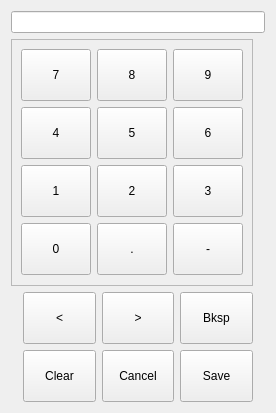
First picture: the form in flexgui/src/numpad.ui, repository jethornton/flexgui, before the edit.
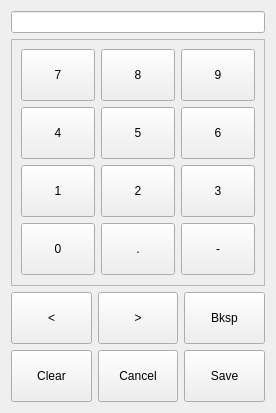
Second picture: the form after the edit.

Commit message: fix number pad layout

The edit to the form file:
```diff
--- a/flexgui/src/numpad.ui
+++ b/flexgui/src/numpad.ui
@@ -14,33 +14,7 @@
    <string>Number Input</string>
   </property>
   <layout class="QGridLayout" name="gridLayout_2">
-   <item row="2" column="3">
-    <widget class="QPushButton" name="backspace_pb">
-     <property name="minimumSize">
-      <size>
-       <width>52</width>
-       <height>52</height>
-      </size>
-     </property>
-     <property name="text">
-      <string>Bksp</string>
-     </property>
-    </widget>
-   </item>
-   <item row="2" column="2">
-    <widget class="QPushButton" name="right_arrow_pb">
-     <property name="minimumSize">
-      <size>
-       <width>52</width>
-       <height>52</height>
-      </size>
-     </property>
-     <property name="text">
-      <string>&gt;</string>
-     </property>
-    </widget>
-   </item>
-   <item row="2" column="1">
+   <item row="2" column="0">
     <widget class="QPushButton" name="left_arrow_pb">
      <property name="minimumSize">
       <size>
@@ -53,10 +27,59 @@
      </property>
     </widget>
    </item>
-   <item row="0" column="0" colspan="6">
-    <widget class="QLineEdit" name="numbers_le"/>
+   <item row="3" column="0">
+    <widget class="QPushButton" name="clear_pb">
+     <property name="minimumSize">
+      <size>
+       <width>52</width>
+       <height>52</height>
+      </size>
+     </property>
+     <property name="text">
+      <string>Clear</string>
+     </property>
+    </widget>
    </item>
-   <item row="3" column="3">
+   <item row="2" column="1">
+    <widget class="QPushButton" name="right_arrow_pb">
+     <property name="minimumSize">
+      <size>
+       <width>52</width>
+       <height>52</height>
+      </size>
+     </property>
+     <property name="text">
+      <string>&gt;</string>
+     </property>
+    </widget>
+   </item>
+   <item row="3" column="1">
+    <widget class="QPushButton" name="cancel_pb">
+     <property name="minimumSize">
+      <size>
+       <width>52</width>
+       <height>52</height>
+      </size>
+     </property>
+     <property name="text">
+      <string>Cancel</string>
+     </property>
+    </widget>
+   </item>
+   <item row="2" column="2">
+    <widget class="QPushButton" name="backspace_pb">
+     <property name="minimumSize">
+      <size>
+       <width>52</width>
+       <height>52</height>
+      </size>
+     </property>
+     <property name="text">
+      <string>Bksp</string>
+     </property>
+    </widget>
+   </item>
+   <item row="3" column="2">
     <widget class="QPushButton" name="save_pb">
      <property name="minimumSize">
       <size>
@@ -69,7 +92,7 @@
      </property>
     </widget>
    </item>
-   <item row="1" column="0" colspan="4">
+   <item row="1" column="0" colspan="3">
     <widget class="QFrame" name="frame">
      <property name="frameShape">
       <enum>QFrame::StyledPanel</enum>
@@ -237,31 +260,8 @@
      </layout>
     </widget>
    </item>
-   <item row="3" column="2">
-    <widget class="QPushButton" name="cancel_pb">
-     <property name="minimumSize">
-      <size>
-       <width>52</width>
-       <height>52</height>
-      </size>
-     </property>
-     <property name="text">
-      <string>Cancel</string>
-     </property>
-    </widget>
-   </item>
-   <item row="3" column="1">
-    <widget class="QPushButton" name="clear_pb">
-     <property name="minimumSize">
-      <size>
-       <width>52</width>
-       <height>52</height>
-      </size>
-     </property>
-     <property name="text">
-      <string>Clear</string>
-     </property>
-    </widget>
+   <item row="0" column="0" colspan="3">
+    <widget class="QLineEdit" name="numbers_le"/>
    </item>
   </layout>
  </widget>
```
